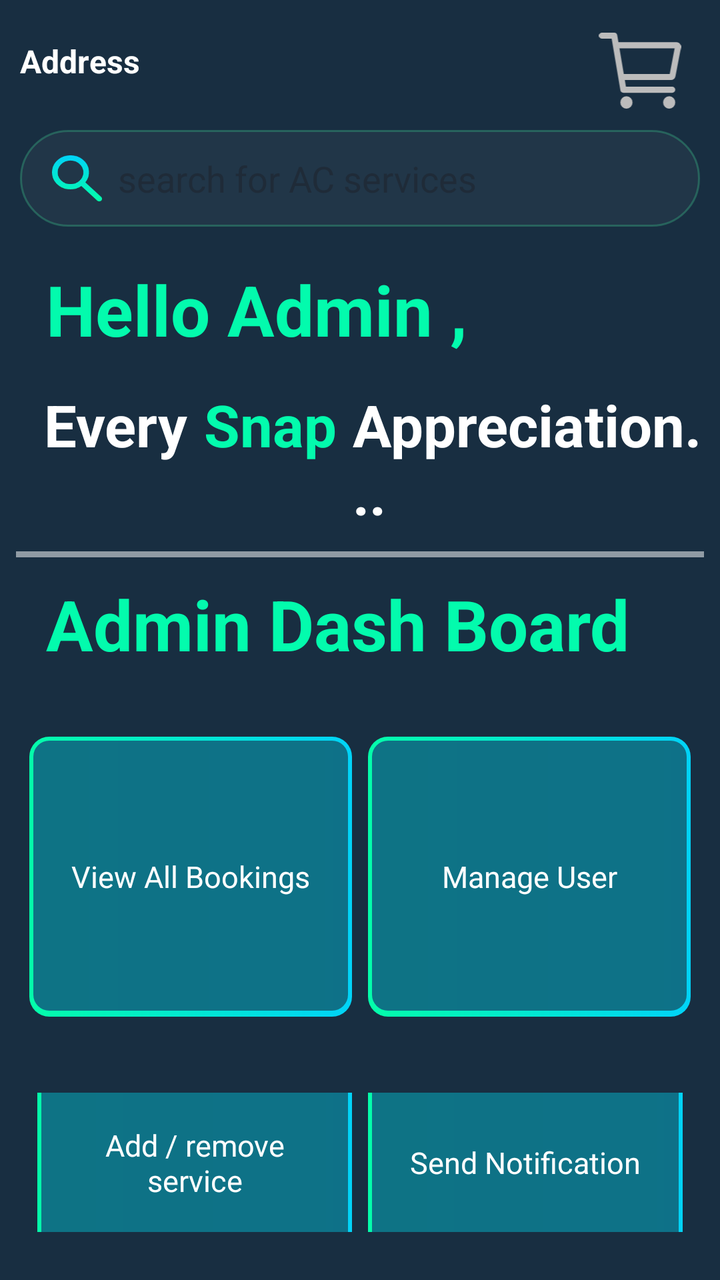
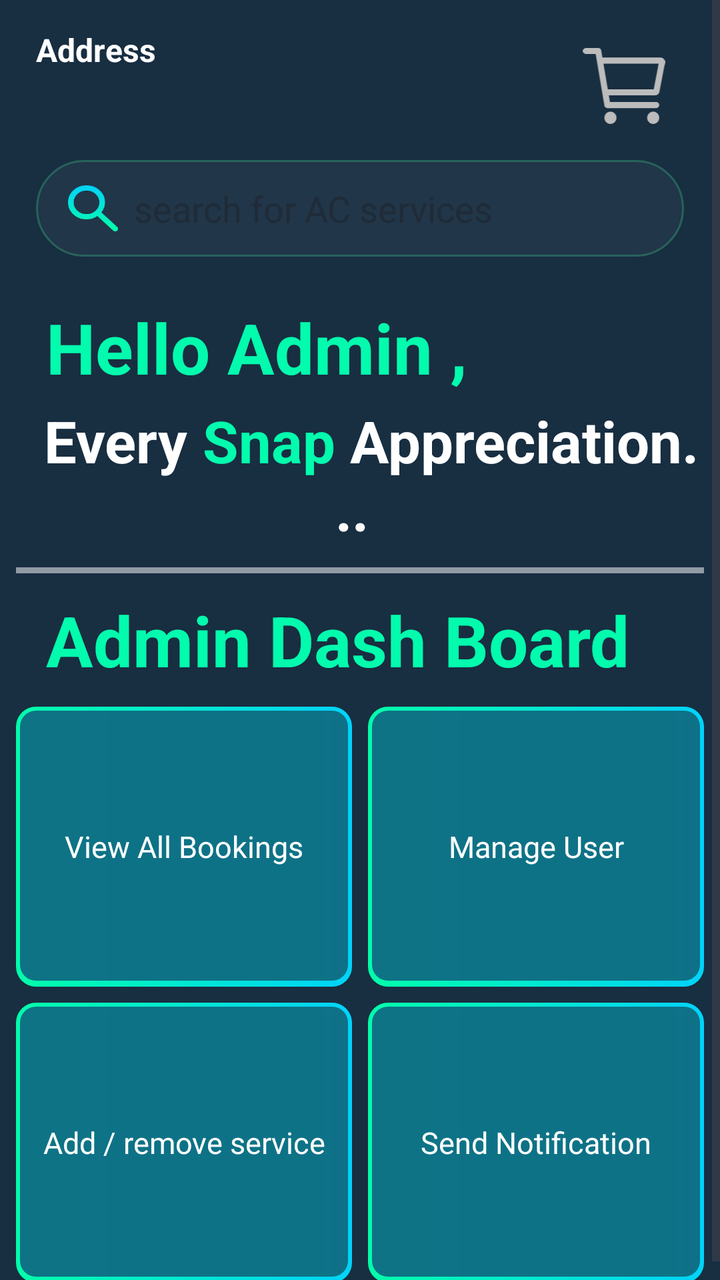

Two renders of the same Android screen: before a commit and after it. Below are the layout's source before the change and the commit's diff.
<!-- AndroidManifest.xml: application theme Theme.MyApplication -->
<!-- res/layout/admin_dashboard_page.xml -->
<?xml version="1.0" encoding="utf-8"?>
<RelativeLayout xmlns:android="http://schemas.android.com/apk/res/android"
    android:layout_width="match_parent"
    android:layout_height="match_parent"
    android:background="@color/appHometheme">


    <RelativeLayout
        android:id="@+id/heading"
        android:layout_width="match_parent"
        android:layout_height="wrap_content"
        android:layout_marginTop="6dp"
        android:background="@color/appHometheme"> 

        
        <RelativeLayout
            android:id="@+id/top_container"
            android:layout_width="match_parent"
            android:layout_height="wrap_content">

            
            <RelativeLayout
                android:id="@+id/relativeLayout"
                android:layout_width="match_parent"
                android:layout_height="49dp">

                <TextView
                    android:id="@+id/textView2"
                    android:layout_width="wrap_content"
                    android:layout_height="wrap_content"
                    android:layout_alignParentStart="true"
                    android:layout_centerVertical="true"
                    android:layout_marginLeft="10dp"
                    android:fontFamily="sans-serif"
                    android:text="Address"
                    android:textColor="@color/white"
                    android:textStyle="bold"
                    android:textSize="16sp" />

                <ImageView
                    android:id="@+id/cart_img"
                    android:layout_width="48dp"
                    android:layout_height="48dp"
                    android:layout_alignParentEnd="true"
                    android:layout_centerVertical="true"
                    android:layout_marginRight="16dp"
                    android:src="@drawable/shopping_cart"
                    android:paddingTop="10dp" />
            </RelativeLayout>

            
            <include
                android:id="@+id/search_bar"
                layout="@layout/searchbar"
                android:layout_below="@id/relativeLayout"
                android:layout_width="wrap_content"
                android:layout_height="wrap_content"
                />
        </RelativeLayout>
    </RelativeLayout>


    <RelativeLayout
        android:id="@+id/greettitle_container"
        android:layout_width="match_parent"
        android:layout_height="wrap_content"
        android:padding="8dp"
        android:layout_below="@id/heading"

        >

        <TextView
            android:id="@+id/greettitle"
            android:layout_width="match_parent"
            android:layout_height="wrap_content"
            android:layout_marginBottom="15dp"
            android:paddingLeft="15dp"
            android:text="Hello Admin ,"
            android:textColor="#03FBAD"
            android:textSize="35sp"
            android:textStyle="bold" />

        <TextView
            android:id="@+id/taglinepart1"
            android:layout_width="wrap_content"
            android:layout_height="wrap_content"
            android:layout_below="@id/greettitle"
            android:layout_alignParentStart="true"
            android:paddingLeft="14dp"
            android:text="Every"
            android:textColor="#FFFFFF"
            android:textSize="29sp"
            android:textStyle="bold" />

        <TextView
            android:id="@+id/taglinepart2"
            android:layout_width="wrap_content"
            android:layout_height="wrap_content"
            android:layout_alignTop="@id/taglinepart1"
            android:layout_toEndOf="@id/taglinepart1"
            android:paddingLeft="8dp"
            android:text="Snap"
            android:textColor="#03FBAD"
            android:textSize="29sp"
            android:textStyle="bold" />

        <TextView
            android:id="@+id/textView3"
            android:layout_width="wrap_content"
            android:layout_height="wrap_content"
            android:layout_alignTop="@id/taglinepart1"
            android:layout_toEndOf="@id/taglinepart2"
            android:paddingLeft="8dp"
            android:text="Appreciation..."
            android:textColor="#FFFFFF"
            android:textSize="29sp"
            android:textStyle="bold" />

        <View
            android:id="@+id/strokebar2"
            android:layout_width="match_parent"
            android:layout_height="3dp"
            android:background="#85FFFFFF"
            android:layout_marginTop="10dp"
            android:layout_marginBottom="10dp"
            android:layout_below="@+id/textView3"

            />

        <TextView
            android:id="@+id/greeting"
            android:layout_width="match_parent"
            android:layout_height="wrap_content"
            android:layout_marginBottom="15dp"
            android:paddingLeft="15dp"
            android:text="Admin Dash Board "
            android:textColor="#03FBAD"
            android:textSize="35sp"
            android:textStyle="bold"
            android:layout_below="@id/strokebar2"
            />
    </RelativeLayout>


    <RelativeLayout
        android:layout_width="match_parent"
        android:layout_height="wrap_content"
        android:layout_below="@id/greettitle_container"
        android:layout_centerHorizontal="true"
        >

        <LinearLayout
            android:id="@+id/book_slot_root"
            android:orientation="vertical"
            android:layout_width="match_parent"
            android:layout_height="wrap_content"
            android:padding="10dp"
            android:gravity="center_horizontal"
            android:background="@color/appHometheme">

        
        <LinearLayout
            android:id="@+id/time_7am_10am_container"
            android:layout_width="match_parent"
            android:layout_height="wrap_content"
            android:orientation="horizontal"
            android:gravity="center"
            android:weightSum="3"
            android:layout_marginBottom="12dp">

            <TextView
                android:id="@+id/time_7am_8am"
                android:layout_width="160dp"
                android:layout_height="140dp"
                android:layout_weight="1"
                android:gravity="center"
                android:text="View All Bookings"
                android:textColor="@color/white"
                android:textSize="15sp"
                android:background="@drawable/time_slot_bg"
                android:layout_marginHorizontal="4dp" />

            <TextView
                android:id="@+id/time_8am_9am"
                android:layout_width="160dp"
                android:layout_height="140dp"
                android:layout_weight="1"
                android:gravity="center"
                android:text="Manage User"
                android:textColor="@color/white"
                android:textSize="15sp"
                android:background="@drawable/time_slot_bg"

                android:layout_marginHorizontal="4dp" />

        </LinearLayout>

        </LinearLayout>


        <LinearLayout
            android:id="@+id/time_10am_1pm_container"
            android:layout_width="match_parent"
            android:layout_height="wrap_content"
            android:orientation="horizontal"
            android:gravity="center"
            android:weightSum="3"
            android:layout_marginBottom="8dp"
            android:layout_below="@id/book_slot_root"
            android:padding="16dp"
            >

            <TextView
                android:id="@+id/time_10am_11am"
                android:layout_width="160dp"
                android:layout_height="140dp"
                android:layout_weight="1"
                android:gravity="center"
                android:text="Add / remove service"
                android:textColor="@color/white"
                android:textSize="15sp"
                android:background="@drawable/time_slot_bg"
                android:padding="12dp"
                android:layout_marginHorizontal="4dp" />

            <TextView
                android:id="@+id/time_11am_12pm"
                android:layout_width="160dp"
                android:layout_height="140dp"
                android:layout_weight="1"
                android:gravity="center"
                android:text="Send Notification"
                android:textColor="@color/white"
                android:textSize="15sp"
                android:background="@drawable/time_slot_bg"
                android:padding="12dp"
                android:layout_marginHorizontal="4dp" />

        </LinearLayout>



    </RelativeLayout>











</RelativeLayout>
<!-- res/layout/searchbar.xml (included above) -->
<?xml version="1.0" encoding="utf-8"?>
<RelativeLayout
    android:id="@+id/relativeLayout2"
    xmlns:android="http://schemas.android.com/apk/res/android"

    android:layout_width="match_parent"
    android:layout_height="wrap_content"
    android:padding="10dp"
    >

        <EditText
            android:id="@+id/searchEditText"
            android:layout_width="match_parent"
            android:layout_height="wrap_content"
            android:drawableStart="@drawable/search_img"
            android:drawablePadding="8dp"
            android:hint="search for AC services"
            android:background="@drawable/search_bg"
            android:paddingStart="16dp"
            android:paddingEnd="16dp"
            android:paddingTop="12dp"
            android:paddingBottom="12dp" />
</RelativeLayout>
<!-- resources referenced by this layout -->
<resources>
  <color name="appHometheme">#182E41</color>
  <color name="white">#FFFFFFFF</color>
  <!-- drawable search_bg (drawable) -->
  <?xml version="1.0" encoding="utf-8"?>
  <shape xmlns:android="http://schemas.android.com/apk/res/android">
      <corners android:radius="24dp"/>
      <solid android:color="#0AFFFFFF"/>
      <stroke android:width="1dp" android:color="#643AB182"/>
  </shape>
  <!-- drawable search_img (drawable) -->
  <vector xmlns:android="http://schemas.android.com/apk/res/android"
      xmlns:aapt="http://schemas.android.com/aapt"
      android:width="25dp"
      android:height="23dp"
      android:viewportWidth="25"
      android:viewportHeight="23">
    <path
        android:pathData="M9.246,17.013C6.662,17.013 4.475,16.189 2.686,14.542C0.896,12.895 0.001,10.883 0,8.506C-0.001,6.13 0.894,4.118 2.686,2.471C4.477,0.824 6.664,0 9.246,0C11.828,0 14.016,0.824 15.808,2.471C17.6,4.118 18.495,6.13 18.492,8.506C18.492,9.466 18.326,10.371 17.994,11.222C17.662,12.073 17.212,12.825 16.643,13.479L24.609,20.808C24.87,21.048 25,21.353 25,21.724C25,22.095 24.87,22.4 24.609,22.64C24.348,22.88 24.016,23 23.613,23C23.21,23 22.878,22.88 22.617,22.64L14.651,15.311C13.94,15.835 13.122,16.249 12.198,16.555C11.273,16.86 10.289,17.013 9.246,17.013ZM9.246,14.395C11.024,14.395 12.536,13.823 13.781,12.679C15.026,11.534 15.648,10.143 15.647,8.506C15.646,6.87 15.024,5.479 13.781,4.336C12.538,3.192 11.026,2.619 9.246,2.617C7.466,2.616 5.955,3.188 4.713,4.336C3.47,5.483 2.848,6.873 2.845,8.506C2.842,10.14 3.465,11.53 4.713,12.679C5.961,13.827 7.472,14.399 9.246,14.395Z">
      <aapt:attr name="android:fillColor">
        <gradient 
            android:startX="12.5"
            android:startY="0"
            android:endX="12.5"
            android:endY="23"
            android:type="linear">
          <item android:offset="0" android:color="#FF01D3F8"/>
          <item android:offset="1" android:color="#FF04FDAA"/>
        </gradient>
      </aapt:attr>
    </path>
  </vector>
  <!-- drawable time_slot_bg (drawable) -->
  <layer-list xmlns:android="http://schemas.android.com/apk/res/android">
      
      <item>
          <shape android:shape="rectangle">
              <gradient
                  android:type="linear"
                  android:startColor="#01D3F8"
                  android:endColor="#04FDAA"
                  android:angle="180"/>
              <corners android:radius="10dp"/>
          </shape>
      </item>
      
      <item android:left="2dp" android:top="2dp" android:right="2dp" android:bottom="3dp">
          <shape android:shape="rectangle">
              <solid android:color="#F60F6E84"/>
              <corners android:radius="8dp"/>
          </shape>
      </item>
  </layer-list>
  <style name="Theme.MyApplication" parent="Base.Theme.MyApplication" />
  <style name="Base.Theme.MyApplication" parent="Theme.Material3.DayNight.NoActionBar">
          
          
      </style>
  <!-- unchanged entries left out for length: 1 -->
</resources>

<!-- the commit's change to res/layout/admin_dashboard_page.xml (unified diff, before → after) -->
@@ -1,258 +1,202 @@
 <?xml version="1.0" encoding="utf-8"?>
-<RelativeLayout xmlns:android="http://schemas.android.com/apk/res/android"
+<ScrollView xmlns:android="http://schemas.android.com/apk/res/android"
     android:layout_width="match_parent"
     android:layout_height="match_parent"
     android:background="@color/appHometheme">
 
-
     <RelativeLayout
-        android:id="@+id/heading"
         android:layout_width="match_parent"
         android:layout_height="wrap_content"
-        android:layout_marginTop="6dp"
-        android:background="@color/appHometheme"> 
+        android:padding="8dp">
 
         
         <RelativeLayout
-            android:id="@+id/top_container"
-            android:layout_width="match_parent"
-            android:layout_height="wrap_content">
-
-            
-            <RelativeLayout
-                android:id="@+id/relativeLayout"
-                android:layout_width="match_parent"
-                android:layout_height="49dp">
-
-                <TextView
-                    android:id="@+id/textView2"
-                    android:layout_width="wrap_content"
-                    android:layout_height="wrap_content"
-                    android:layout_alignParentStart="true"
-                    android:layout_centerVertical="true"
-                    android:layout_marginLeft="10dp"
-                    android:fontFamily="sans-serif"
-                    android:text="Address"
-                    android:textColor="@color/white"
-                    android:textStyle="bold"
-                    android:textSize="16sp" />
-
-                <ImageView
-                    android:id="@+id/cart_img"
-                    android:layout_width="48dp"
-                    android:layout_height="48dp"
-                    android:layout_alignParentEnd="true"
-                    android:layout_centerVertical="true"
-                    android:layout_marginRight="16dp"
-                    android:src="@drawable/shopping_cart"
-                    android:paddingTop="10dp" />
-            </RelativeLayout>
-
-            
+            android:id="@+id/heading"
+            android:layout_width="match_parent"
+            android:layout_height="wrap_content"
+            android:layout_marginTop="6dp">
+
+            <TextView
+                android:id="@+id/textView2"
+                android:layout_width="wrap_content"
+                android:layout_height="wrap_content"
+                android:text="Address"
+                android:textColor="@color/white"
+                android:textSize="16sp"
+                android:textStyle="bold"
+                android:layout_alignParentStart="true"
+                android:layout_marginStart="10dp"
+
+                android:fontFamily="sans-serif" />
+
+            <ImageView
+                android:id="@+id/cart_img"
+                android:layout_width="48dp"
+                android:layout_height="48dp"
+                android:layout_alignParentEnd="true"
+                android:layout_marginEnd="16dp"
+                android:paddingTop="10dp"
+                android:src="@drawable/shopping_cart" />
+
             <include
                 android:id="@+id/search_bar"
                 layout="@layout/searchbar"
-                android:layout_below="@id/relativeLayout"
-                android:layout_width="wrap_content"
-                android:layout_height="wrap_content"
-                />
+                android:layout_width="match_parent"
+                android:layout_height="wrap_content"
+                android:layout_below="@id/cart_img"
+                android:layout_marginTop="8dp" />
         </RelativeLayout>
+
+        
+        <RelativeLayout
+            android:id="@+id/greettitle_container"
+            android:layout_width="match_parent"
+            android:layout_height="wrap_content"
+            android:layout_below="@id/heading"
+            android:paddingTop="12dp">
+
+            <TextView
+                android:id="@+id/greettitle"
+                android:layout_width="wrap_content"
+                android:layout_height="wrap_content"
+                android:text="Hello Admin ,"
+                android:textColor="#03FBAD"
+                android:textSize="35sp"
+                android:textStyle="bold"
+                android:paddingStart="15dp" />
+
+            <LinearLayout
+                android:id="@+id/tagline_container"
+                android:layout_width="wrap_content"
+                android:layout_height="wrap_content"
+                android:layout_below="@id/greettitle"
+                android:orientation="horizontal"
+                android:layout_marginTop="4dp"
+                android:paddingStart="14dp">
+
+                <TextView
+                    android:id="@+id/taglinepart1"
+                    android:layout_width="wrap_content"
+                    android:layout_height="wrap_content"
+                    android:text="Every"
+                    android:textColor="#FFFFFF"
+                    android:textSize="29sp"
+                    android:textStyle="bold" />
+
+                <TextView
+                    android:id="@+id/taglinepart2"
+                    android:layout_width="wrap_content"
+                    android:layout_height="wrap_content"
+                    android:text=" Snap"
+                    android:textColor="#03FBAD"
+                    android:textSize="29sp"
+                    android:textStyle="bold" />
+
+                <TextView
+                    android:id="@+id/textView3"
+                    android:layout_width="wrap_content"
+                    android:layout_height="wrap_content"
+                    android:text=" Appreciation..."
+                    android:textColor="#FFFFFF"
+                    android:textSize="29sp"
+                    android:textStyle="bold" />
+            </LinearLayout>
+
+            <View
+                android:id="@+id/strokebar2"
+                android:layout_width="match_parent"
+                android:layout_height="3dp"
+                android:layout_below="@id/tagline_container"
+                android:layout_marginTop="10dp"
+                android:layout_marginBottom="10dp"
+                android:background="#85FFFFFF" />
+
+            <TextView
+                android:id="@+id/greeting"
+                android:layout_width="wrap_content"
+                android:layout_height="wrap_content"
+                android:layout_below="@id/strokebar2"
+                android:text="Admin Dash Board "
+                android:textColor="#03FBAD"
+                android:textSize="35sp"
+                android:textStyle="bold"
+                android:paddingStart="15dp" />
+        </RelativeLayout>
+
+        
+        <RelativeLayout
+            android:id="@+id/slots_section"
+            android:layout_width="match_parent"
+            android:layout_height="wrap_content"
+            android:layout_below="@id/greettitle_container"
+            android:layout_marginTop="10dp">
+
+            
+            <LinearLayout
+                android:id="@+id/row1"
+                android:layout_width="match_parent"
+                android:layout_height="wrap_content"
+                android:orientation="horizontal"
+                android:layout_marginBottom="8dp">
+
+                <TextView
+                    android:layout_width="0dp"
+                    android:layout_height="140dp"
+                    android:layout_weight="1"
+                    android:layout_marginEnd="4dp"
+                    android:background="@drawable/time_slot_bg"
+                    android:gravity="center"
+                    android:text="View All Bookings"
+                    android:textColor="@color/white"
+                    android:textSize="15sp"
+                    android:textAlignment="center" />
+
+                <TextView
+                    android:layout_width="0dp"
+                    android:layout_height="140dp"
+                    android:layout_weight="1"
+                    android:layout_marginStart="4dp"
+                    android:background="@drawable/time_slot_bg"
+                    android:gravity="center"
+                    android:text="Manage User"
+                    android:textColor="@color/white"
+                    android:textSize="15sp" />
+            </LinearLayout>
+
+            
+            <LinearLayout
+                android:id="@+id/row2"
+                android:layout_width="match_parent"
+                android:layout_height="wrap_content"
+                android:orientation="horizontal"
+                android:layout_below="@id/row1">
+
+                <TextView
+                    android:layout_width="0dp"
+                    android:layout_height="140dp"
+                    android:layout_weight="1"
+                    android:layout_marginEnd="4dp"
+                    android:background="@drawable/time_slot_bg"
+                    android:gravity="center"
+                    android:text="Add / remove service"
+                    android:textColor="@color/white"
+                    android:textSize="15sp" />
+
+                <TextView
+                    android:layout_width="0dp"
+                    android:layout_height="140dp"
+                    android:layout_weight="1"
+                    android:layout_marginStart="4dp"
+                    android:background="@drawable/time_slot_bg"
+                    android:gravity="center"
+                    android:text="Send Notification"
+                    android:textColor="@color/white"
+                    android:textSize="15sp" />
+            </LinearLayout>
+        </RelativeLayout>
+
     </RelativeLayout>
-
-
-    <RelativeLayout
-        android:id="@+id/greettitle_container"
-        android:layout_width="match_parent"
-        android:layout_height="wrap_content"
-        android:padding="8dp"
-        android:layout_below="@id/heading"
-
-        >
-
-        <TextView
-            android:id="@+id/greettitle"
-            android:layout_width="match_parent"
-            android:layout_height="wrap_content"
-            android:layout_marginBottom="15dp"
-            android:paddingLeft="15dp"
-            android:text="Hello Admin ,"
-            android:textColor="#03FBAD"
-            android:textSize="35sp"
-            android:textStyle="bold" />
-
-        <TextView
-            android:id="@+id/taglinepart1"
-            android:layout_width="wrap_content"
-            android:layout_height="wrap_content"
-            android:layout_below="@id/greettitle"
-            android:layout_alignParentStart="true"
-            android:paddingLeft="14dp"
-            android:text="Every"
-            android:textColor="#FFFFFF"
-            android:textSize="29sp"
-            android:textStyle="bold" />
-
-        <TextView
-            android:id="@+id/taglinepart2"
-            android:layout_width="wrap_content"
-            android:layout_height="wrap_content"
-            android:layout_alignTop="@id/taglinepart1"
-            android:layout_toEndOf="@id/taglinepart1"
-            android:paddingLeft="8dp"
-            android:text="Snap"
-            android:textColor="#03FBAD"
-            android:textSize="29sp"
-            android:textStyle="bold" />
-
-        <TextView
-            android:id="@+id/textView3"
-            android:layout_width="wrap_content"
-            android:layout_height="wrap_content"
-            android:layout_alignTop="@id/taglinepart1"
-            android:layout_toEndOf="@id/taglinepart2"
-            android:paddingLeft="8dp"
-            android:text="Appreciation..."
-            android:textColor="#FFFFFF"
-            android:textSize="29sp"
-            android:textStyle="bold" />
-
-        <View
-            android:id="@+id/strokebar2"
-            android:layout_width="match_parent"
-            android:layout_height="3dp"
-            android:background="#85FFFFFF"
-            android:layout_marginTop="10dp"
-            android:layout_marginBottom="10dp"
-            android:layout_below="@+id/textView3"
-
-            />
-
-        <TextView
-            android:id="@+id/greeting"
-            android:layout_width="match_parent"
-            android:layout_height="wrap_content"
-            android:layout_marginBottom="15dp"
-            android:paddingLeft="15dp"
-            android:text="Admin Dash Board "
-            android:textColor="#03FBAD"
-            android:textSize="35sp"
-            android:textStyle="bold"
-            android:layout_below="@id/strokebar2"
-            />
-    </RelativeLayout>
-
-
-    <RelativeLayout
-        android:layout_width="match_parent"
-        android:layout_height="wrap_content"
-        android:layout_below="@id/greettitle_container"
-        android:layout_centerHorizontal="true"
-        >
-
-        <LinearLayout
-            android:id="@+id/book_slot_root"
-            android:orientation="vertical"
-            android:layout_width="match_parent"
-            android:layout_height="wrap_content"
-            android:padding="10dp"
-            android:gravity="center_horizontal"
-            android:background="@color/appHometheme">
-
-        
-        <LinearLayout
-            android:id="@+id/time_7am_10am_container"
-            android:layout_width="match_parent"
-            android:layout_height="wrap_content"
-            android:orientation="horizontal"
-            android:gravity="center"
-            android:weightSum="3"
-            android:layout_marginBottom="12dp">
-
-            <TextView
-                android:id="@+id/time_7am_8am"
-                android:layout_width="160dp"
-                android:layout_height="140dp"
-                android:layout_weight="1"
-                android:gravity="center"
-                android:text="View All Bookings"
-                android:textColor="@color/white"
-                android:textSize="15sp"
-                android:background="@drawable/time_slot_bg"
-                android:layout_marginHorizontal="4dp" />
-
-            <TextView
-                android:id="@+id/time_8am_9am"
-                android:layout_width="160dp"
-                android:layout_height="140dp"
-                android:layout_weight="1"
-                android:gravity="center"
-                android:text="Manage User"
-                android:textColor="@color/white"
-                android:textSize="15sp"
-                android:background="@drawable/time_slot_bg"
-
-                android:layout_marginHorizontal="4dp" />
-
-        </LinearLayout>
-
-        </LinearLayout>
-
-
-        <LinearLayout
-            android:id="@+id/time_10am_1pm_container"
-            android:layout_width="match_parent"
-            android:layout_height="wrap_content"
-            android:orientation="horizontal"
-            android:gravity="center"
-            android:weightSum="3"
-            android:layout_marginBottom="8dp"
-            android:layout_below="@id/book_slot_root"
-            android:padding="16dp"
-            >
-
-            <TextView
-                android:id="@+id/time_10am_11am"
-                android:layout_width="160dp"
-                android:layout_height="140dp"
-                android:layout_weight="1"
-                android:gravity="center"
-                android:text="Add / remove service"
-                android:textColor="@color/white"
-                android:textSize="15sp"
-                android:background="@drawable/time_slot_bg"
-                android:padding="12dp"
-                android:layout_marginHorizontal="4dp" />
-
-            <TextView
-                android:id="@+id/time_11am_12pm"
-                android:layout_width="160dp"
-                android:layout_height="140dp"
-                android:layout_weight="1"
-                android:gravity="center"
-                android:text="Send Notification"
-                android:textColor="@color/white"
-                android:textSize="15sp"
-                android:background="@drawable/time_slot_bg"
-                android:padding="12dp"
-                android:layout_marginHorizontal="4dp" />
-
-        </LinearLayout>
-
-
-
-    </RelativeLayout>
-
-
-
-
-
-
-
-
-
-
-
-</RelativeLayout>
+</ScrollView>
 <!-- res/layout/searchbar.xml (included above) -->
 <?xml version="1.0" encoding="utf-8"?>
 <RelativeLayout
